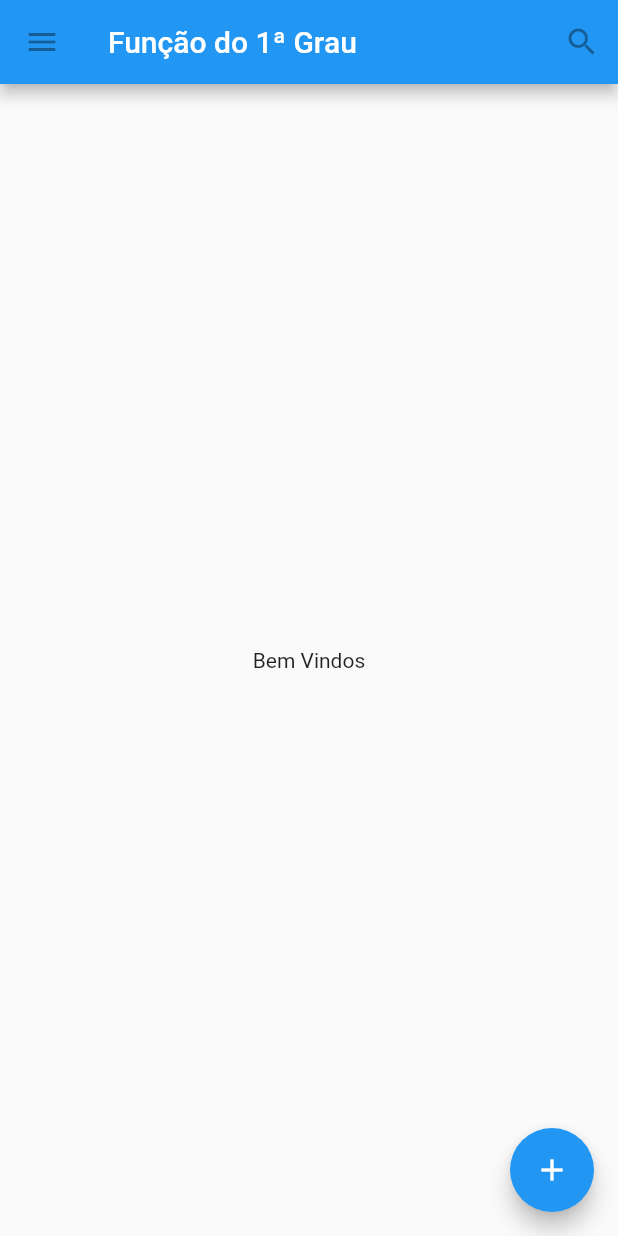
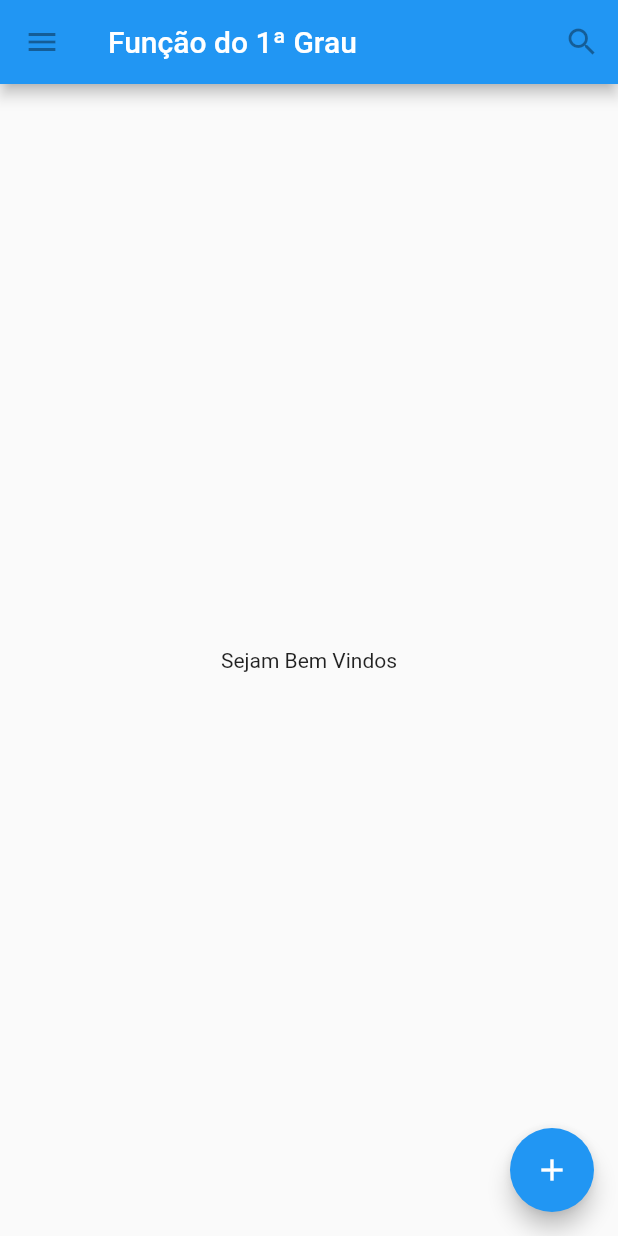
Before and after one commit to Igorft100/IgorProjetos, a Flutter app: the screen it shows after launch, on a phone screen of 412 x 824 dp. Run offline on Flutter 3.47's test engine with Material 2 defaults, Android fonts, the phone set to English and light mode, and no system bars.

Commit message:
Função do 1ª Grau

```diff
--- a/funcao_do_primeirograu/lib/main.dart
+++ b/funcao_do_primeirograu/lib/main.dart
@@ -34,7 +34,7 @@ class TutorialHome extends StatelessWidget {
       ),
       // body is the majority of the screen.
       body: const Center(
-        child: Text('Bem Vindos'),
+        child: Text('Sejam Bem Vindos'),
       ),
       floatingActionButton: const FloatingActionButton(
         tooltip: 'Add', // used by assistive technologies
```
